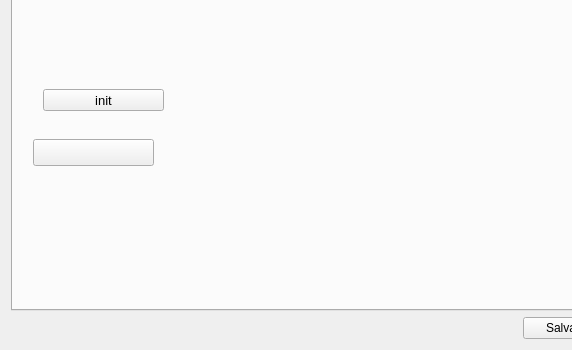
Before: the Qt Designer form settings/config_window.ui in spuhub/prisma, drawn with Qt 5; both pictures show x 0 to 572 and y 149 to 499 of the 700 by 499 pixel window.
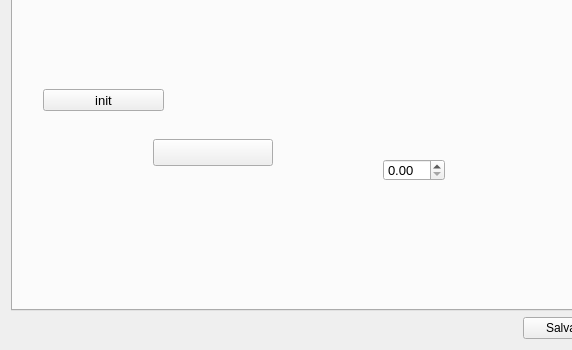
After: the same form once the commit is applied. Custom widgets are drawn as their Qt base class.

```diff
--- a/settings/config_window.ui
+++ b/settings/config_window.ui
@@ -442,16 +442,29 @@
         <string>init</string>
        </property>
       </widget>
-      <widget class="QgsSymbolButton" name="mSymbolButton">
+      <widget class="QgsColorButton" name="mColorButton">
        <property name="geometry">
         <rect>
-         <x>20</x>
+         <x>140</x>
          <y>250</y>
-         <width>121</width>
+         <width>120</width>
          <height>27</height>
         </rect>
        </property>
       </widget>
+      <widget class="QDoubleSpinBox" name="doubleSpinBox">
+       <property name="geometry">
+        <rect>
+         <x>370</x>
+         <y>270</y>
+         <width>62</width>
+         <height>22</height>
+        </rect>
+       </property>
+       <property name="singleStep">
+        <double>0.100000000000000</double>
+       </property>
+      </widget>
      </widget>
      <widget class="QWidget" name="tab_geocod">
       <attribute name="title">
@@ -524,6 +537,11 @@
   </layout>
  </widget>
  <customwidgets>
+  <customwidget>
+   <class>QgsColorButton</class>
+   <extends>QToolButton</extends>
+   <header>qgscolorbutton.h</header>
+  </customwidget>
   <customwidget>
    <class>QgsFileWidget</class>
    <extends>QWidget</extends>
@@ -534,11 +552,6 @@
    <extends>QLineEdit</extends>
    <header>qgspasswordlineedit.h</header>
   </customwidget>
-  <customwidget>
-   <class>QgsSymbolButton</class>
-   <extends>QToolButton</extends>
-   <header>qgssymbolbutton.h</header>
-  </customwidget>
  </customwidgets>
  <resources/>
  <connections/>
```
